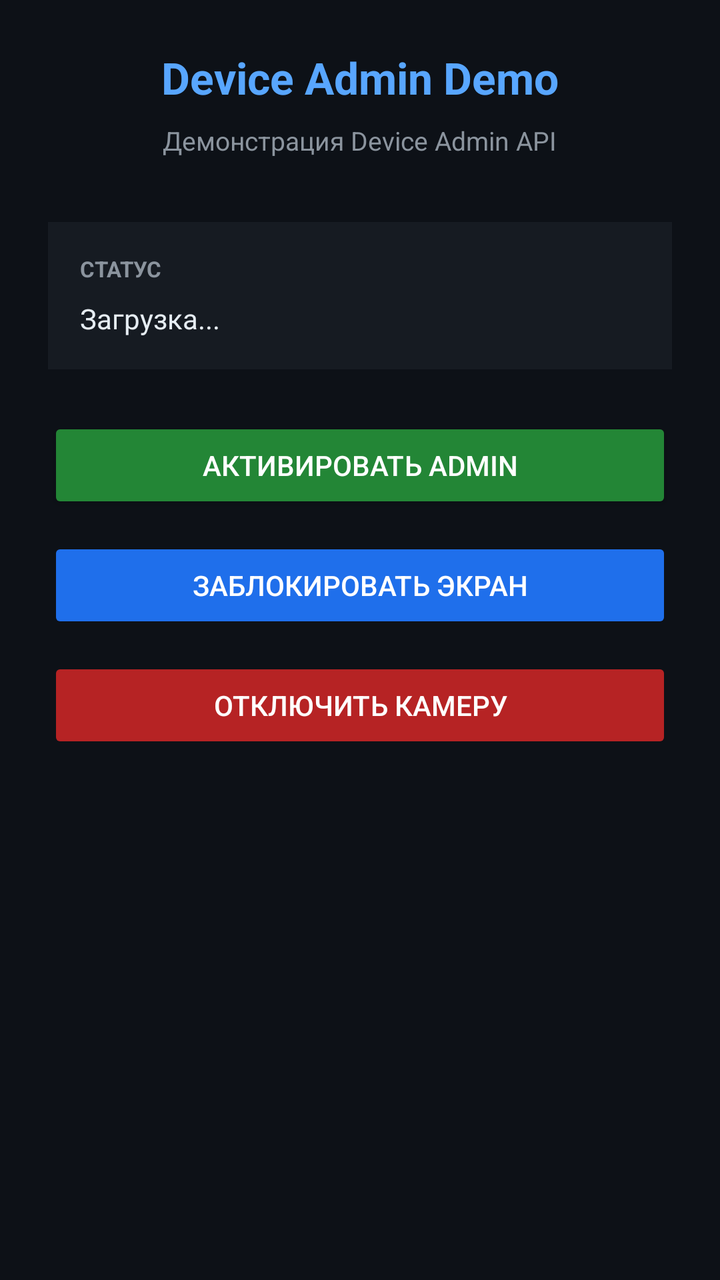
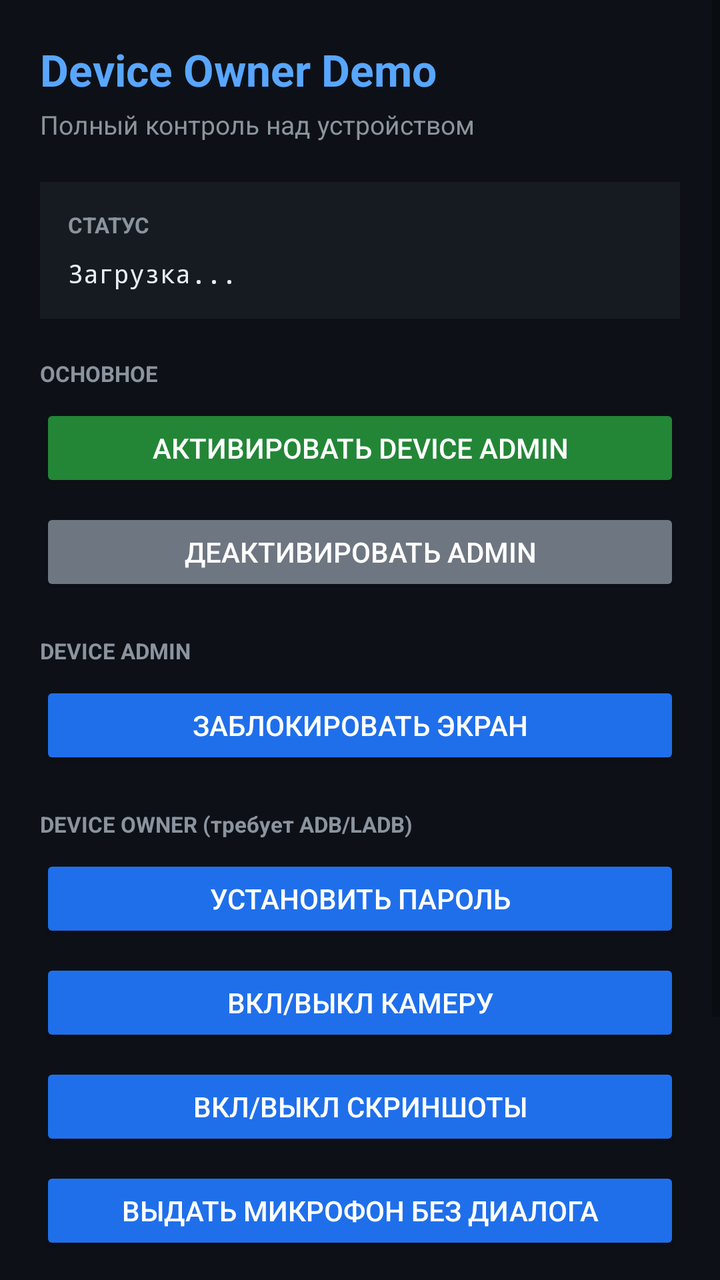

The first picture is an Android layout as it rendered before a commit; the second is the same layout after the commit. The layout source and the unified diff follow.
<!-- AndroidManifest.xml: application theme AppTheme -->
<!-- res/layout/activity_main.xml -->
<?xml version="1.0" encoding="utf-8"?>
<LinearLayout xmlns:android="http://schemas.android.com/apk/res/android"
    android:layout_width="match_parent"
    android:layout_height="match_parent"
    android:orientation="vertical"
    android:padding="24dp"
    android:gravity="center_horizontal"
    android:background="#0D1117">

    
    <TextView
        android:layout_width="wrap_content"
        android:layout_height="wrap_content"
        android:text="Device Admin Demo"
        android:textSize="22sp"
        android:textStyle="bold"
        android:textColor="#58A6FF"
        android:layout_marginBottom="8dp"/>

    <TextView
        android:layout_width="wrap_content"
        android:layout_height="wrap_content"
        android:text="Демонстрация Device Admin API"
        android:textSize="13sp"
        android:textColor="#8B949E"
        android:layout_marginBottom="32dp"/>

    
    <LinearLayout
        android:layout_width="match_parent"
        android:layout_height="wrap_content"
        android:orientation="vertical"
        android:background="#161B22"
        android:padding="16dp"
        android:layout_marginBottom="24dp">

        <TextView
            android:layout_width="wrap_content"
            android:layout_height="wrap_content"
            android:text="СТАТУС"
            android:textSize="11sp"
            android:textColor="#8B949E"
            android:textStyle="bold"
            android:layout_marginBottom="8dp"/>

        <TextView
            android:id="@+id/statusText"
            android:layout_width="wrap_content"
            android:layout_height="wrap_content"
            android:text="Загрузка..."
            android:textSize="14sp"
            android:textColor="#E6EDF3"
            android:lineSpacingExtra="4dp"/>

    </LinearLayout>

    
    <Button
        android:id="@+id/btnToggleAdmin"
        android:layout_width="match_parent"
        android:layout_height="48dp"
        android:text="Активировать Admin"
        android:textColor="#FFFFFF"
        android:backgroundTint="#238636"
        android:layout_marginBottom="12dp"/>

    
    <Button
        android:id="@+id/btnLockScreen"
        android:layout_width="match_parent"
        android:layout_height="48dp"
        android:text="Заблокировать экран"
        android:textColor="#FFFFFF"
        android:backgroundTint="#1F6FEB"
        android:layout_marginBottom="12dp"
        android:enabled="false"/>

    
    <Button
        android:id="@+id/btnCameraDisable"
        android:layout_width="match_parent"
        android:layout_height="48dp"
        android:text="Отключить камеру"
        android:textColor="#FFFFFF"
        android:backgroundTint="#B62324"
        android:enabled="false"/>

</LinearLayout>
<!-- resources referenced by this layout -->
<resources>
  <style name="AppTheme" parent="Theme.AppCompat.Light.NoActionBar">
          <item name="colorPrimary">#58A6FF</item>
          <item name="colorPrimaryDark">#0D1117</item>
          <item name="colorAccent">#238636</item>
          <item name="android:windowBackground">#0D1117</item>
      </style>
</resources>

<!-- the commit's change to res/layout/activity_main.xml (unified diff, before → after) -->
@@ -1,88 +1,176 @@
 <?xml version="1.0" encoding="utf-8"?>
-<LinearLayout xmlns:android="http://schemas.android.com/apk/res/android"
+<ScrollView xmlns:android="http://schemas.android.com/apk/res/android"
     android:layout_width="match_parent"
     android:layout_height="match_parent"
-    android:orientation="vertical"
-    android:padding="24dp"
-    android:gravity="center_horizontal"
     android:background="#0D1117">
 
-    
-    <TextView
-        android:layout_width="wrap_content"
-        android:layout_height="wrap_content"
-        android:text="Device Admin Demo"
-        android:textSize="22sp"
-        android:textStyle="bold"
-        android:textColor="#58A6FF"
-        android:layout_marginBottom="8dp"/>
-
-    <TextView
-        android:layout_width="wrap_content"
-        android:layout_height="wrap_content"
-        android:text="Демонстрация Device Admin API"
-        android:textSize="13sp"
-        android:textColor="#8B949E"
-        android:layout_marginBottom="32dp"/>
-
-    
     <LinearLayout
         android:layout_width="match_parent"
         android:layout_height="wrap_content"
         android:orientation="vertical"
-        android:background="#161B22"
-        android:padding="16dp"
-        android:layout_marginBottom="24dp">
+        android:padding="20dp">
 
         <TextView
             android:layout_width="wrap_content"
             android:layout_height="wrap_content"
-            android:text="СТАТУС"
+            android:text="Device Owner Demo"
+            android:textSize="22sp"
+            android:textStyle="bold"
+            android:textColor="#58A6FF"
+            android:layout_marginBottom="4dp"/>
+
+        <TextView
+            android:layout_width="wrap_content"
+            android:layout_height="wrap_content"
+            android:text="Полный контроль над устройством"
+            android:textSize="13sp"
+            android:textColor="#8B949E"
+            android:layout_marginBottom="20dp"/>
+
+        <LinearLayout
+            android:layout_width="match_parent"
+            android:layout_height="wrap_content"
+            android:orientation="vertical"
+            android:background="#161B22"
+            android:padding="14dp"
+            android:layout_marginBottom="20dp">
+
+            <TextView
+                android:layout_width="wrap_content"
+                android:layout_height="wrap_content"
+                android:text="СТАТУС"
+                android:textSize="11sp"
+                android:textColor="#8B949E"
+                android:textStyle="bold"
+                android:layout_marginBottom="8dp"/>
+
+            <TextView
+                android:id="@+id/statusText"
+                android:layout_width="wrap_content"
+                android:layout_height="wrap_content"
+                android:text="Загрузка..."
+                android:textSize="13sp"
+                android:textColor="#E6EDF3"
+                android:lineSpacingExtra="5dp"
+                android:fontFamily="monospace"/>
+        </LinearLayout>
+
+        <TextView
+            android:layout_width="wrap_content"
+            android:layout_height="wrap_content"
+            android:text="ОСНОВНОЕ"
             android:textSize="11sp"
             android:textColor="#8B949E"
             android:textStyle="bold"
             android:layout_marginBottom="8dp"/>
 
+        <Button
+            android:id="@+id/btnActivateAdmin"
+            android:layout_width="match_parent"
+            android:layout_height="44dp"
+            android:text="Активировать Device Admin"
+            android:textColor="#FFFFFF"
+            android:backgroundTint="#238636"
+            android:layout_marginBottom="8dp"/>
+
+        <Button
+            android:id="@+id/btnDeactivate"
+            android:layout_width="match_parent"
+            android:layout_height="44dp"
+            android:text="Деактивировать Admin"
+            android:textColor="#FFFFFF"
+            android:backgroundTint="#6E7681"
+            android:layout_marginBottom="20dp"/>
+
         <TextView
-            android:id="@+id/statusText"
             android:layout_width="wrap_content"
             android:layout_height="wrap_content"
-            android:text="Загрузка..."
-            android:textSize="14sp"
-            android:textColor="#E6EDF3"
-            android:lineSpacingExtra="4dp"/>
+            android:text="DEVICE ADMIN"
+            android:textSize="11sp"
+            android:textColor="#8B949E"
+            android:textStyle="bold"
+            android:layout_marginBottom="8dp"/>
+
+        <Button
+            android:id="@+id/btnLock"
+            android:layout_width="match_parent"
+            android:layout_height="44dp"
+            android:text="Заблокировать экран"
+            android:textColor="#FFFFFF"
+            android:backgroundTint="#1F6FEB"
+            android:layout_marginBottom="20dp"/>
+
+        <TextView
+            android:layout_width="wrap_content"
+            android:layout_height="wrap_content"
+            android:text="DEVICE OWNER (требует ADB/LADB)"
+            android:textSize="11sp"
+            android:textColor="#8B949E"
+            android:textStyle="bold"
+            android:layout_marginBottom="8dp"/>
+
+        <Button
+            android:id="@+id/btnSetPassword"
+            android:layout_width="match_parent"
+            android:layout_height="44dp"
+            android:text="Установить пароль"
+            android:textColor="#FFFFFF"
+            android:backgroundTint="#1F6FEB"
+            android:layout_marginBottom="8dp"/>
+
+        <Button
+            android:id="@+id/btnCamera"
+            android:layout_width="match_parent"
+            android:layout_height="44dp"
+            android:text="Вкл/Выкл камеру"
+            android:textColor="#FFFFFF"
+            android:backgroundTint="#1F6FEB"
+            android:layout_marginBottom="8dp"/>
+
+        <Button
+            android:id="@+id/btnScreenshot"
+            android:layout_width="match_parent"
+            android:layout_height="44dp"
+            android:text="Вкл/Выкл скриншоты"
+            android:textColor="#FFFFFF"
+            android:backgroundTint="#1F6FEB"
+            android:layout_marginBottom="8dp"/>
+
+        <Button
+            android:id="@+id/btnGrantMic"
+            android:layout_width="match_parent"
+            android:layout_height="44dp"
+            android:text="Выдать микрофон без диалога"
+            android:textColor="#FFFFFF"
+            android:backgroundTint="#1F6FEB"
+            android:layout_marginBottom="8dp"/>
+
+        <Button
+            android:id="@+id/btnReboot"
+            android:layout_width="match_parent"
+            android:layout_height="44dp"
+            android:text="Перезагрузить устройство"
+            android:textColor="#FFFFFF"
+            android:backgroundTint="#9E6A03"
+            android:layout_marginBottom="20dp"/>
+
+        <TextView
+            android:layout_width="wrap_content"
+            android:layout_height="wrap_content"
+            android:text="ОПАСНАЯ ЗОНА"
+            android:textSize="11sp"
+            android:textColor="#F85149"
+            android:textStyle="bold"
+            android:layout_marginBottom="8dp"/>
+
+        <Button
+            android:id="@+id/btnWipe"
+            android:layout_width="match_parent"
+            android:layout_height="44dp"
+            android:text="СБРОС К ЗАВОДСКИМ"
+            android:textColor="#FFFFFF"
+            android:backgroundTint="#B62324"
+            android:layout_marginBottom="20dp"/>
 
     </LinearLayout>
-
-    
-    <Button
-        android:id="@+id/btnToggleAdmin"
-        android:layout_width="match_parent"
-        android:layout_height="48dp"
-        android:text="Активировать Admin"
-        android:textColor="#FFFFFF"
-        android:backgroundTint="#238636"
-        android:layout_marginBottom="12dp"/>
-
-    
-    <Button
-        android:id="@+id/btnLockScreen"
-        android:layout_width="match_parent"
-        android:layout_height="48dp"
-        android:text="Заблокировать экран"
-        android:textColor="#FFFFFF"
-        android:backgroundTint="#1F6FEB"
-        android:layout_marginBottom="12dp"
-        android:enabled="false"/>
-
-    
-    <Button
-        android:id="@+id/btnCameraDisable"
-        android:layout_width="match_parent"
-        android:layout_height="48dp"
-        android:text="Отключить камеру"
-        android:textColor="#FFFFFF"
-        android:backgroundTint="#B62324"
-        android:enabled="false"/>
-
-</LinearLayout>
+</ScrollView>
